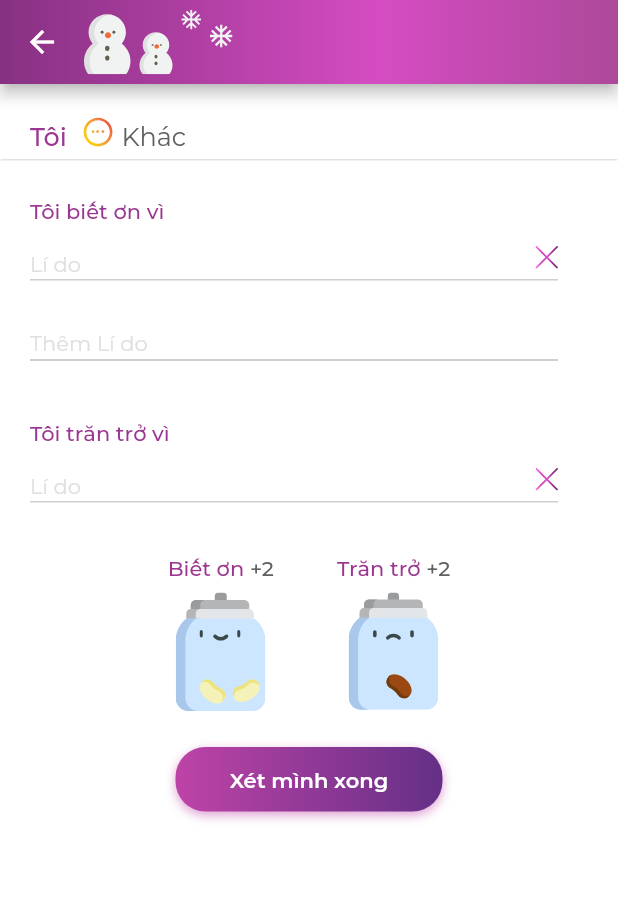
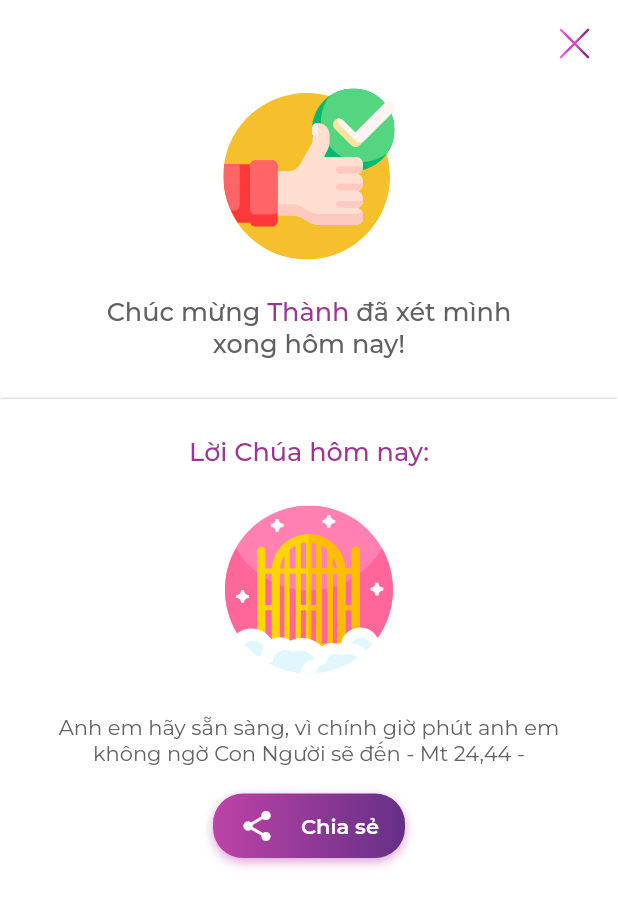
Before and after one commit to trisnguyen1210/Project_AOPT, a Flutter app: the RelationDetailOther screen opened directly, after a tap on "Xét mình xong", on a phone screen of 412 x 824 dp. Shown: the top 907 px of the screen. Run offline on Flutter 3.47's test engine with Material 2 defaults, Android fonts, the phone set to English and light mode, and no system bars; drawn by our look-alikes of gradient_widgets; our stand-ins replace flutter_svg, google_fonts, gradient_app_bar.

Commit message:
Ui for confess success

```diff
--- a/lib/utils/utils.dart
+++ b/lib/utils/utils.dart
@@ -1,5 +1,6 @@
 import 'dart:io';
 
+import 'package:beans/widget/relation/confess/confess_success.dart';
 import 'package:flutter/material.dart';
 
 class Utils {
@@ -11,4 +12,11 @@ class Utils {
     }
     return Icon(Icons.arrow_back);
   }
+
+  static void goToConfessSuccess(BuildContext context) {
+    Navigator.pushReplacement(
+      context,
+      MaterialPageRoute(builder: (context) => ConfessSuccess()),
+    );
+  }
 }
--- a/lib/widget/registration/registration.dart
+++ b/lib/widget/registration/registration.dart
@@ -1,6 +1,7 @@
 import 'package:beans/value/gradient.dart';
 import 'package:beans/value/styles.dart';
 import 'package:flutter/material.dart';
+import 'package:flutter/services.dart';
 import 'package:gradient_widgets/gradient_widgets.dart';
 
 import '../../main.dart';
@@ -18,6 +19,7 @@ class _RegistrationState extends State<Registration> {
 
   @override
   Widget build(BuildContext context) {
+    SystemChrome.setEnabledSystemUIOverlays([SystemUiOverlay.bottom]);
     return Scaffold(
       backgroundColor: Colors.white,
       body: SingleChildScrollView(
--- /dev/null
+++ b/lib/widget/relation/confess/confess_success.dart
@@ -0,0 +1,121 @@
+import 'package:beans/generated/r.dart';
+import 'package:beans/value/gradient.dart';
+import 'package:beans/value/styles.dart';
+import 'package:flutter/material.dart';
+import 'package:flutter/services.dart';
+import 'package:flutter_svg/svg.dart';
+import 'package:gradient_widgets/gradient_widgets.dart';
+
+import '../../../main.dart';
+
+class ConfessSuccess extends StatefulWidget {
+  ConfessSuccess({Key key}) : super(key: key);
+
+  @override
+  _ConfessSuccessState createState() => _ConfessSuccessState();
+}
+
+class _ConfessSuccessState extends State<ConfessSuccess> {
+  @override
+  Widget build(BuildContext context) {
+    SystemChrome.setEnabledSystemUIOverlays([SystemUiOverlay.bottom]);
+
+    return Scaffold(
+      backgroundColor: Colors.white,
+      body: SingleChildScrollView(
+        child: Column(
+          mainAxisAlignment: MainAxisAlignment.center,
+          crossAxisAlignment: CrossAxisAlignment.center,
+          children: [
+            Container(
+              margin: EdgeInsets.only(top: 19, right: 19),
+              child: GestureDetector(
+                onTap: () {
+                  Navigator.pushReplacement(
+                    context,
+                    MaterialPageRoute(builder: (context) => HomeScreen()),
+                  );
+                },
+                child: Align(
+                  alignment: Alignment.topRight,
+                  child: SvgPicture.asset(R.ic_close, height: 20),
+                ),
+              ),
+            ),
+            Padding(
+              padding: EdgeInsets.only(top: 20, bottom: 25),
+              child: SvgPicture.asset(R.ic_sucess, height: 114),
+            ),
+            Container(
+              margin: EdgeInsets.only(bottom: 25, left: 70, right: 70),
+              child: RichText(
+                textAlign: TextAlign.center,
+                text: TextSpan(
+                  children: [
+                    TextSpan(
+                      text: 'Chúc mừng ',
+                      style: Styles.headingGrey,
+                    ),
+                    TextSpan(
+                      text: 'Thành ',
+                      style: Styles.headingPurple,
+                    ),
+                    TextSpan(
+                      text: 'đã xét mình xong hôm nay!',
+                      style: Styles.headingGrey,
+                    )
+                  ],
+                ),
+              ),
+            ),
+            Opacity(
+              opacity: 0.2701590401785715,
+              child: Container(
+                  height: 1,
+                  decoration: BoxDecoration(
+                      border: Border.all(
+                          color: const Color(0xff979797), width: 1))),
+            ),
+            Container(
+              margin: EdgeInsets.only(top: 25, bottom: 25),
+              child: Text(
+                'Lời Chúa hôm nay:',
+                style: Styles.headingPurple,
+              ),
+            ),
+            Padding(
+              padding: EdgeInsets.only(bottom: 25),
+              child: SvgPicture.asset(R.ic_quote, height: 114),
+            ),
+            Padding(
+              padding: EdgeInsets.only(bottom: 15, left: 30, right: 30),
+              child: Text(
+                'Anh em hãy sẵn sàng, vì chính giờ phút anh em không ngờ Con Người sẽ đến - Mt 24,44 -',
+                style: Styles.bodyGrey,
+                textAlign: TextAlign.center,
+              ),
+            ),
+            Padding(
+                padding: const EdgeInsets.only(bottom: 15),
+                child: GradientButton(
+                  increaseWidthBy: 40,
+                  increaseHeightBy: 7.0,
+                  callback: () {},
+                  gradient: GradientApp.gradientButton,
+                  child: Row(
+                    mainAxisAlignment: MainAxisAlignment.spaceEvenly,
+                    children: [
+                      Icon(
+                        Icons.share,
+                        color: Colors.white,
+                      ),
+                      Text("Chia sẻ", style: Styles.buttonText)
+                    ],
+                  ),
+                )),
+          ],
+        ),
+      ),
+    );
+  }
+}
--- a/lib/widget/relation/relation_detail/relation_detail.dart
+++ b/lib/widget/relation/relation_detail/relation_detail.dart
@@ -43,7 +43,7 @@ class RelationDetail extends StatelessWidget {
             ),
             createListViewTopic(),
             createBeanBottle(),
-            createButtonDone()
+            createButtonDone(context)
           ],
         ),
       ),
@@ -63,13 +63,15 @@ class RelationDetail extends StatelessWidget {
     );
   }
 
-  Widget createButtonDone() {
+  Widget createButtonDone(BuildContext context) {
     return Padding(
       padding: EdgeInsets.only(bottom: 20),
       child: GradientButton(
         increaseWidthBy: 90,
         increaseHeightBy: 7.0,
-        callback: () {},
+        callback: () {
+          Utils.goToConfessSuccess(context);
+        },
         gradient: GradientApp.gradientButton,
         child: Text("Xét mình xong", style: Styles.buttonText),
       ),
--- a/lib/widget/relation/relation_detail/relation_detail_other.dart
+++ b/lib/widget/relation/relation_detail/relation_detail_other.dart
@@ -43,7 +43,7 @@ class RelationDetailOther extends StatelessWidget {
             ),
             createListViewTopic(),
             createBeanBottle(),
-            createButtonDone()
+            createButtonDone(context)
           ],
         ),
       ),
@@ -63,13 +63,15 @@ class RelationDetailOther extends StatelessWidget {
     );
   }
 
-  Widget createButtonDone() {
+  Widget createButtonDone(BuildContext context) {
     return Padding(
       padding: EdgeInsets.only(bottom: 20),
       child: GradientButton(
         increaseWidthBy: 90,
         increaseHeightBy: 7.0,
-        callback: () {},
+        callback: () {
+          Utils.goToConfessSuccess(context);
+        },
         gradient: GradientApp.gradientButton,
         child: Text("Xét mình xong", style: Styles.buttonText),
       ),
--- a/pubspec.yaml
+++ b/pubspec.yaml
@@ -27,8 +27,11 @@ flutter:
     - assets/ic_god.png
     - assets/ic_money.svg
     - assets/ic_human_rights.svg
+    - assets/ic_quote.svg
+    - assets/ic_plus.svg
     - assets/ic_myself.png
     - assets/ic_arrow_next.svg
+    - assets/ic_minus.svg
     - assets/ic_add.svg
     - assets/ic_calendar.svg
     - assets/ic_close.svg
@@ -38,6 +41,9 @@ flutter:
     - assets/ic_black_bean.svg
     - assets/ic_other_guys.png
     - assets/ic_health.svg
+    - assets/ic_switch_inactive.svg
+    - assets/ic_sucess.svg
+    - assets/ic_switch_active.svg
     - assets/tooltip.png
     - assets/ic_white_bean.svg
     - assets/ic_more.svg
```
Also changed, not shown: assets/ic_minus.svg (added), assets/ic_plus.svg (added), assets/ic_quote.svg (added), assets/ic_sucess.svg (added), assets/ic_switch_active.svg (added), assets/ic_switch_inactive.svg (added), lib/generated/r.dart. Lines whose indentation alone changed are shown as unchanged.
